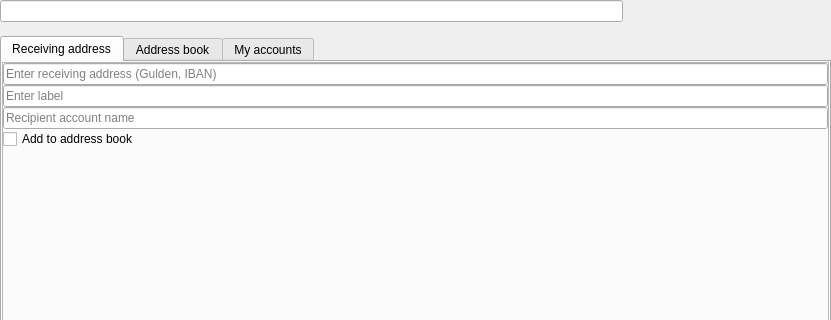
frozenflux3/munt-official, file src/qt/forms/guldensendcoinsentry.ui: the form before one commit; both pictures show x 0 to 831 and y 0 to 320 of the 831 by 660 pixel window.
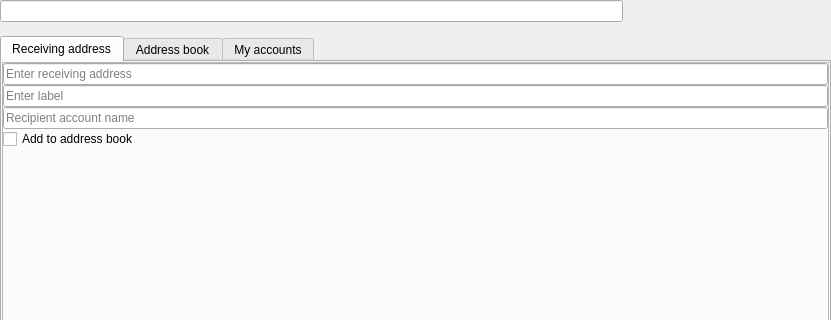
The form after the commit. Custom widgets are drawn as their Qt base class.

Commit message:
UI: Remove all IBAN related functionality for now
We can look into bringing this back when we have reliable conversion providers again (either DEX or otherwise)

```diff
--- a/src/qt/forms/guldensendcoinsentry.ui
+++ b/src/qt/forms/guldensendcoinsentry.ui
@@ -145,7 +145,7 @@
               <item>
                <widget class="QLineEdit" name="receivingAddress">
                 <property name="placeholderText">
-                 <string>Enter receiving address (Gulden, IBAN)</string>
+                 <string>Enter receiving address</string>
                 </property>
                </widget>
               </item>
```
The commit also changes 18 other files.
